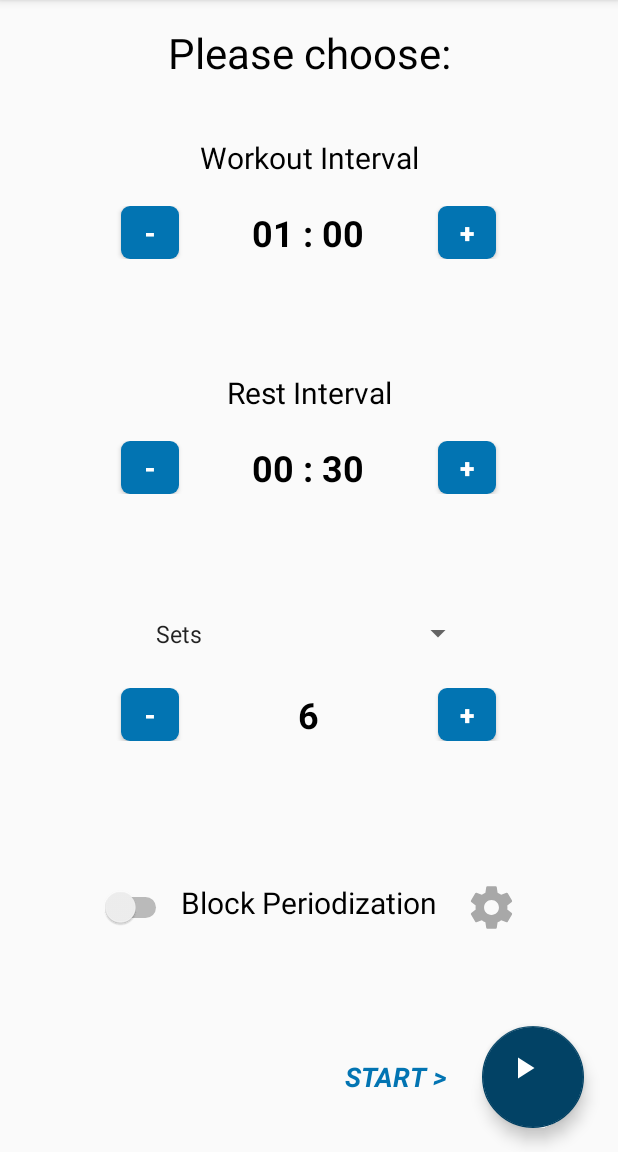
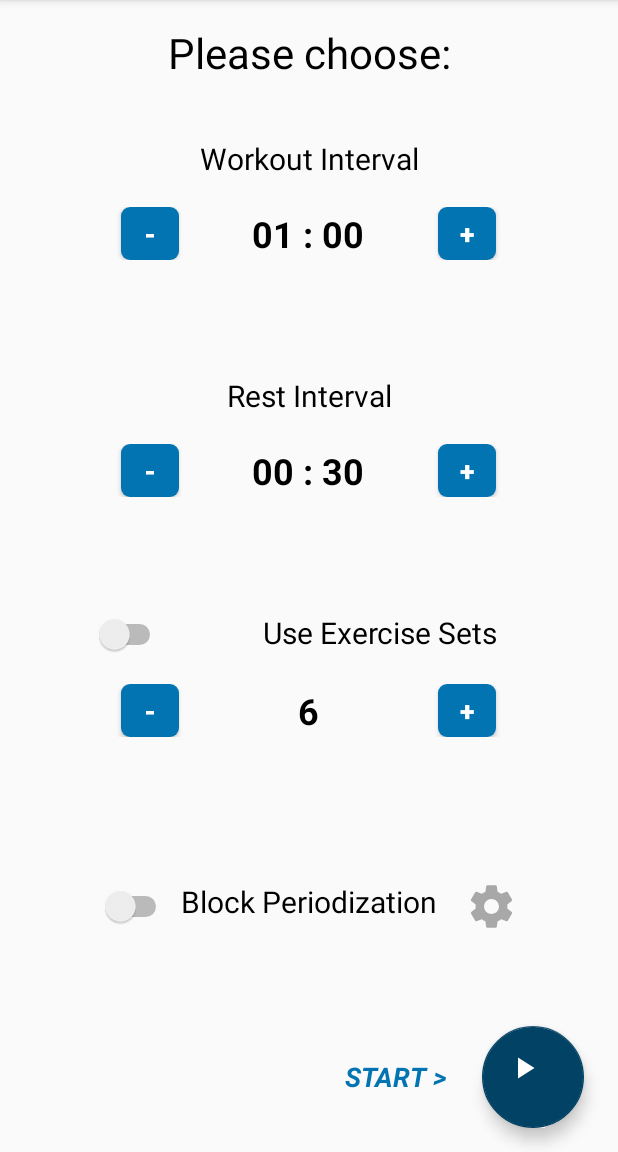
Before and after one commit to SecUSo/privacy-friendly-circuit-training-exercises, an Android app: the screen it shows after launch (MainActivity), after a tap on "SKIP", on a phone screen of 412 x 824 dp, the part 84-1236 px from its top. Run offline under Robolectric (Android 15) with nearby library versions, the phone set to English and light mode, and no system bars; 1 statement that could not run was skipped; 1 other tap on this screen came first.

Commit message:
Added support for multiple rounds of exercise sets and fix of Personalization Alert

```diff
--- a/app/src/main/java/org/secuso/privacyfriendlycircuittraining/activities/BaseActivity.java
+++ b/app/src/main/java/org/secuso/privacyfriendlycircuittraining/activities/BaseActivity.java
@@ -170,7 +170,7 @@ public abstract class BaseActivity extends AppCompatActivity implements OnNaviga
                 break;
             case R.id.nav_tutorial:
                 PrefManager prefManager = new PrefManager(getBaseContext());
-                prefManager.setFirstTimeLaunch(true);
+                //prefManager.setFirstTimeLaunch(true);
                 intent = new Intent(this, TutorialActivity.class);
                 intent.setFlags(Intent.FLAG_ACTIVITY_CLEAR_TOP);
                 startActivity(intent);
--- a/app/src/main/java/org/secuso/privacyfriendlycircuittraining/activities/MainActivity.java
+++ b/app/src/main/java/org/secuso/privacyfriendlycircuittraining/activities/MainActivity.java
@@ -25,6 +25,7 @@ import android.os.Bundle;
 import android.os.IBinder;
 import android.preference.PreferenceActivity;
 import android.preference.PreferenceManager;
+import android.util.Log;
 import android.view.Gravity;
 import android.view.LayoutInflater;
 import android.view.View;
@@ -88,6 +89,7 @@ public class MainActivity extends BaseActivity {
     private long workoutTime = 0;
     private long restTime = 0;
     private int sets = 0;
+    private int setsPerRound = 0;
 
     // GUI text
     private TextView workoutIntervalText = null;
@@ -98,9 +100,11 @@ public class MainActivity extends BaseActivity {
     private TimerService timerService = null;
     private boolean serviceBound = false;
 
-    private Spinner workoutMode, exerciseSetSpinner;
+    private Spinner exerciseSetSpinner;
+    private Switch workoutMode;
     private PFASQLiteHelper db = new PFASQLiteHelper(this);
     ArrayList<String> exerciseNames = null;
+    ArrayList<String> ExerciseNamesForRounds = null;
 
     private boolean isExerciseMode = false;
     private static Toast toast;
@@ -154,37 +158,31 @@ public class MainActivity extends BaseActivity {
         }
 
         final List<ExerciseSet> exerciseSetslist = db.getAllExerciseSet();
-        workoutMode = (Spinner) findViewById(R.id.workout_mode);
-        workoutMode.setOnItemSelectedListener(new AdapterView.OnItemSelectedListener() {
-            public void onItemSelected(AdapterView<?> parent, View view, int pos, long id) {
-                if(pos == 1){
+        workoutMode = (Switch) findViewById(R.id.workout_mode_switch);
+
+        workoutMode.setOnCheckedChangeListener(new CompoundButton.OnCheckedChangeListener() {
+            public void onCheckedChanged(CompoundButton buttonView, boolean isChecked) {
+                isExerciseMode = isChecked;
+                if(isExerciseMode){
                     if(exerciseSetslist.size() == 0){
-                        workoutMode.setSelection(0);
                         toast = Toast.makeText(getApplication(), getResources().getString(R.string.no_exercise_sets), Toast.LENGTH_LONG);
                         toast.setGravity(Gravity.CENTER, 0, 60);
                         toast.show();
+                        workoutMode.setChecked(false);
                     }
                     else {
-                        view.getRootView().findViewById(R.id.setsRow).setVisibility(View.GONE);
-                        view.getRootView().findViewById(R.id.exerciesetsRow).setVisibility(View.VISIBLE);
-                        isExerciseMode = true;
+                        buttonView.getRootView().findViewById(R.id.exerciesetsRow).setVisibility(View.VISIBLE);
+                        sets = 1;
+                        setsText.setText(Integer.toString(sets));
                     }
                 }
                 else{
-                    view.getRootView().findViewById(R.id.setsRow).setVisibility(View.VISIBLE);
-                    view.getRootView().findViewById(R.id.exerciesetsRow).setVisibility(View.GONE);
+                    buttonView.getRootView().findViewById(R.id.exerciesetsRow).setVisibility(View.GONE);
                     sets = setsDefault;
                     setsText.setText(Integer.toString(sets));
                     exerciseNames = null;
-                    isExerciseMode = false;
                 }
             }
-
-            @Override
-            public void onNothingSelected(AdapterView<?> parentView) {
-                // your code here
-            }
-
         });
 
         exerciseSetSpinner = (Spinner) findViewById(R.id.exerciseSets);
@@ -198,7 +196,7 @@ public class MainActivity extends BaseActivity {
         exerciseSetSpinner.setAdapter(dataAdapter);
         exerciseSetSpinner.setOnItemSelectedListener(new AdapterView.OnItemSelectedListener() {
             public void onItemSelected(AdapterView<?> parent, View view, int pos, long id) {
-                sets = exerciseSetslist.get(pos).getNumber();
+                setsPerRound = exerciseSetslist.get(pos).getNumber();
                 exerciseNames = exerciseSetslist.get(pos).getExercises();
             }
 
@@ -272,16 +270,28 @@ public class MainActivity extends BaseActivity {
             case R.id.main_block_periodization_text:
                 this.blockPeriodizationSwitchButton.setChecked(!this.blockPeriodizationSwitchButton.isChecked());
                 break;
+            case R.id.main_use_exercise_sets_text:
+                this.workoutMode.setChecked(!this.workoutMode.isChecked());
+                break;
             case R.id.start_workout:
                 intent = new Intent(this, WorkoutActivity.class);
 
+                if(isExerciseMode){
+                    ExerciseNamesForRounds = getExercisesForRounds(exerciseNames, sets);
+                    setsPerRound = sets * exerciseNames.size();
+                }
+                else{
+                    ExerciseNamesForRounds = exerciseNames;
+                    setsPerRound = sets;
+                }
+
                 if (isStartTimerEnabled(this)) {
-                    timerService.startWorkout(workoutTime, restTime, startTime, sets,
-                            isBlockPeriodization, blockPeriodizationTime, blockPeriodizationSets, exerciseNames, isExerciseMode);
+                    timerService.startWorkout(workoutTime, restTime, startTime, setsPerRound,
+                            isBlockPeriodization, blockPeriodizationTime, blockPeriodizationSets, ExerciseNamesForRounds, isExerciseMode);
                 }
                 else {
-                    timerService.startWorkout(workoutTime, restTime, 0, sets,
-                            isBlockPeriodization, blockPeriodizationTime, blockPeriodizationSets, exerciseNames, isExerciseMode);
+                    timerService.startWorkout(workoutTime, restTime, 0, setsPerRound,
+                            isBlockPeriodization, blockPeriodizationTime, blockPeriodizationSets, ExerciseNamesForRounds, isExerciseMode);
                 }
 
                 this.startActivity(intent);
@@ -482,4 +492,11 @@ public class MainActivity extends BaseActivity {
 
         return time;
     }
+
+    private ArrayList<String> getExercisesForRounds(ArrayList<String> exerciseNames, int rounds) {
+        ArrayList<String> temp = new ArrayList<String>();
+        for (int i = 0; i < rounds; i++)
+            temp.addAll(exerciseNames);
+        return temp;
+    }
 }
--- a/app/src/main/java/org/secuso/privacyfriendlycircuittraining/activities/SplashActivity.java
+++ b/app/src/main/java/org/secuso/privacyfriendlycircuittraining/activities/SplashActivity.java
@@ -18,6 +18,7 @@ import android.content.Intent;
 import android.os.Bundle;
 import android.support.v7.app.AppCompatActivity;
 
+import org.secuso.privacyfriendlycircuittraining.tutorial.PrefManager;
 import org.secuso.privacyfriendlycircuittraining.tutorial.TutorialActivity;
 
 /**
@@ -28,13 +29,23 @@ import org.secuso.privacyfriendlycircuittraining.tutorial.TutorialActivity;
 
 public class SplashActivity extends AppCompatActivity {
 
+    private PrefManager prefManager;
+
     @Override
     protected void onCreate(Bundle savedInstanceState) {
         super.onCreate(savedInstanceState);
 
-        Intent mainIntent = new Intent(SplashActivity.this, TutorialActivity.class);
-        SplashActivity.this.startActivity(mainIntent);
-        SplashActivity.this.finish();
+        prefManager = new PrefManager(this);
+        if (prefManager.isFirstTimeLaunch()) {
+            Intent mainIntent = new Intent(SplashActivity.this, TutorialActivity.class);
+            SplashActivity.this.startActivity(mainIntent);
+            SplashActivity.this.finish();
+        }
+        else{
+            Intent mainIntent = new Intent(SplashActivity.this, MainActivity.class);
+            SplashActivity.this.startActivity(mainIntent);
+            SplashActivity.this.finish();
+        }
 
     }
 
--- a/app/src/main/java/org/secuso/privacyfriendlycircuittraining/tutorial/TutorialActivity.java
+++ b/app/src/main/java/org/secuso/privacyfriendlycircuittraining/tutorial/TutorialActivity.java
@@ -57,10 +57,10 @@ public class TutorialActivity extends AppCompatActivity {
 
         // Checking for first time launch - before calling setContentView()
         prefManager = new PrefManager(this);
-        if (!prefManager.isFirstTimeLaunch()) {
+        /*if (!prefManager.isFirstTimeLaunch()) {
             launchHomeScreen();
             finish();
-        }
+        }*/
 
         // Making notification bar transparent
         if (Build.VERSION.SDK_INT >= 21) {
--- a/app/src/main/res/layout/content_main.xml
+++ b/app/src/main/res/layout/content_main.xml
@@ -221,17 +221,23 @@
                 android:gravity="fill_vertical"
                 android:orientation="horizontal">
 
-                <Spinner
-                    android:id="@+id/workout_mode"
-                    android:layout_width="match_parent"
-                    android:layout_height="35dp"
-                    android:layout_marginLeft="80dp"
-                    android:layout_marginRight="80dp"
-                    android:layout_weight="1"
-                    android:entries="@array/workout_modes"
-                    android:gravity="center"
+                <Switch
+                    android:id="@+id/workout_mode_switch"
+                    android:layout_width="0dp"
+                    android:layout_height="match_parent"
+                    android:layout_weight="0.2" />
+
+
+                <TextView
+                    android:id="@+id/main_use_exercise_sets_text"
+                    android:layout_width="0dp"
+                    android:layout_height="match_parent"
+                    android:layout_weight="0.6"
+                    android:onClick="onClick"
+                    android:text="Use Exercise Sets"
+                    android:textAlignment="center"
                     android:textColor="@color/black"
-                    android:textSize="36sp" />
+                    android:textSize="20sp" />
 
             </LinearLayout>
         </TableRow>
```
